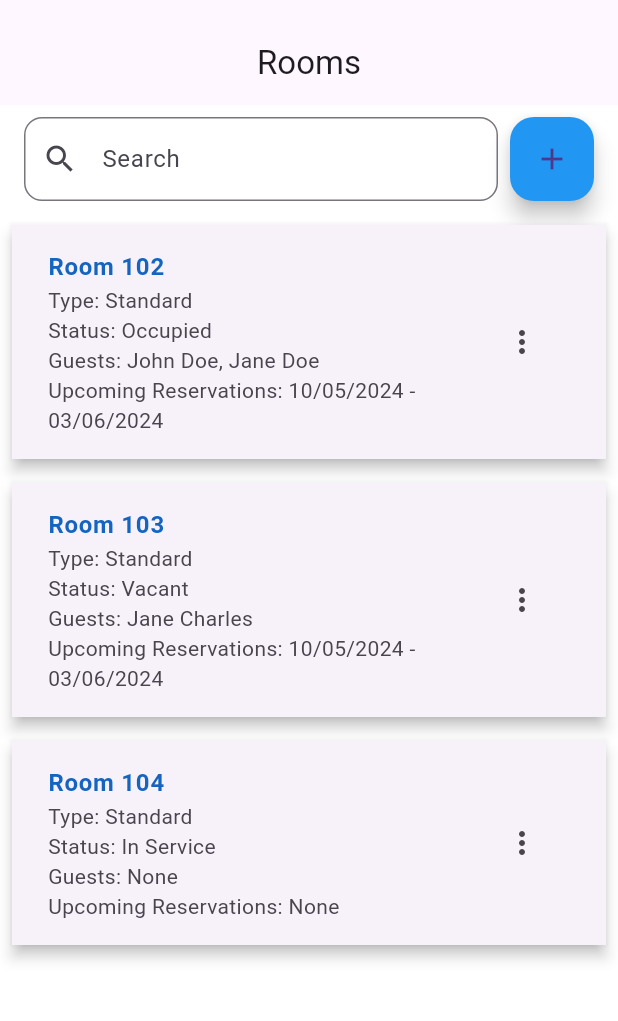
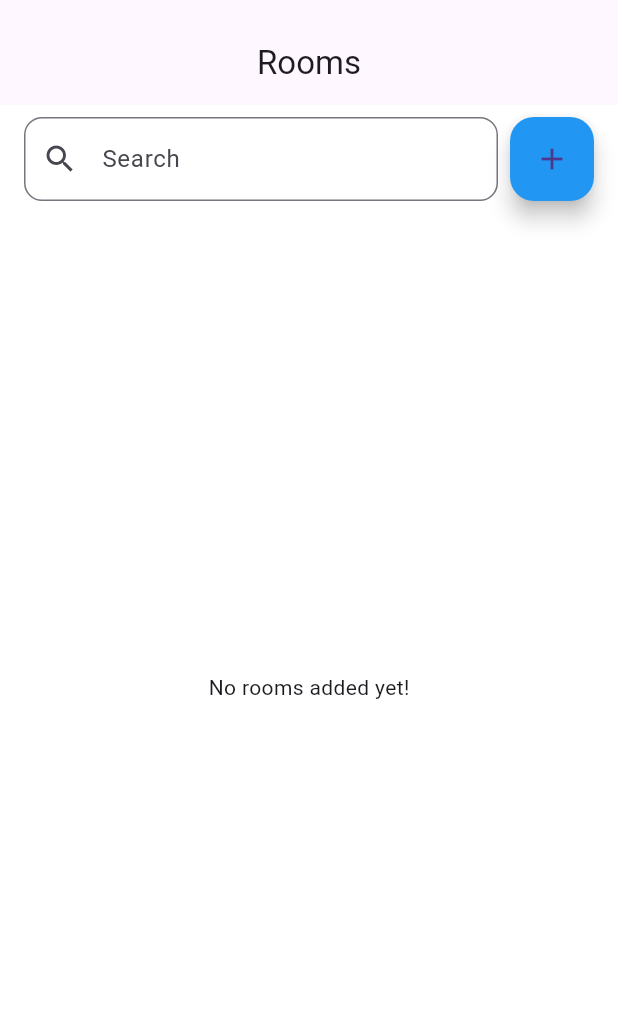
Before and after one commit to upc-pre-20242-cc238-wx61-grupo1/inncontrol-frontend-mobile, a Flutter app: the screen it shows after launch, on a phone screen of 412 x 824 dp, the part 63-1084 px from its top. Run offline on Flutter 3.47's test engine with Material 3 defaults, Android fonts, the light colour scheme and no system bars.

Commit message:
feat: added room on Room View working

```diff
--- a/lib/main.dart
+++ b/lib/main.dart
@@ -11,6 +11,7 @@ class MyApp extends StatelessWidget {
   @override
   Widget build(BuildContext context) {
     return MaterialApp(
+      debugShowCheckedModeBanner: false,
       title: 'InnControl',
       theme: ThemeData(
         primarySwatch: Colors.blue,
--- a/lib/views/rooms/rooms_list_screen.dart
+++ b/lib/views/rooms/rooms_list_screen.dart
@@ -3,30 +3,32 @@ import '../../components/room_card.dart';  // Import the room card widget
 import '../../components/room_form.dart'; // Import the room form widgets
 import '../../models/room.dart';  // Import the room model
 
-class RoomListScreen extends StatelessWidget {
-  final List<Room> rooms = [
-    Room(
-      number: '102',
-      type: 'Standard',
-      status: 'Occupied',
-      guests: 'John Doe, Jane Doe',
-      upcomingReservations: '10/05/2024 - 03/06/2024',
-    ),
-    Room(
-      number: '103',
-      type: 'Standard',
-      status: 'Vacant',
-      guests: 'Jane Charles',
-      upcomingReservations: '10/05/2024 - 03/06/2024',
-    ),
-    Room(
-      number: '104',
-      type: 'Standard',
-      status: 'In Service',
-      guests: 'None',
-      upcomingReservations: 'None',
-    ),
-  ];
+class RoomListScreen extends StatefulWidget {
+  const RoomListScreen({super.key});
+
+  @override
+  RoomListScreenState createState() => RoomListScreenState();
+}
+
+class RoomListScreenState extends State<RoomListScreen> {
+  final List<Room> rooms = [];
+
+  // Function to add a new room to the list
+  void _addRoom(Room room) {
+    setState(() {
+      rooms.add(room); // Add the new room to the list
+    });
+  }
+
+  // Function to update a room in the list
+  void _updateRoom(Room updatedRoom) {
+    setState(() {
+      final index = rooms.indexWhere((room) => room.number == updatedRoom.number);
+      if (index != -1) {
+        rooms[index] = updatedRoom;  // Update the room in the list
+      }
+    });
+  }
 
   @override
   Widget build(BuildContext context) {
@@ -34,12 +36,6 @@ class RoomListScreen extends StatelessWidget {
       appBar: AppBar(
         title: const Text('Rooms'),
         centerTitle: true,
-        // leading: IconButton(
-        //   icon: const Icon(Icons.menu),
-        //   onPressed: () {
-        //     Scaffold.of(context).openDrawer();  // This opens the drawer
-        //   },
-        // ),
       ),
       body: Padding(
         padding: const EdgeInsets.all(8.0),
@@ -52,7 +48,7 @@ class RoomListScreen extends StatelessWidget {
                   Expanded(
                     child: TextField(
                       decoration: InputDecoration(
-                        prefixIcon: Icon(Icons.search),
+                        prefixIcon: const Icon(Icons.search),
                         hintText: 'Search',
                         border: OutlineInputBorder(
                           borderRadius: BorderRadius.circular(12.0),
@@ -62,28 +58,38 @@ class RoomListScreen extends StatelessWidget {
                   ),
                   const SizedBox(width: 8),
                   FloatingActionButton(
-                    onPressed: () {
-                      // Open the dialog for adding a new room
-                      showDialog(
+                    onPressed: () async {
+                      // Open the dialog for adding a new room and get the result
+                      final Room? newRoom = await showDialog(
                         context: context,
-                        builder: (context) => AddRoomDialog(),
+                        builder: (context) => const RoomFormDialog(),
                       );
+
+                      // If a new room was returned, add it to the list
+                      if (newRoom != null) {
+                        _addRoom(newRoom);
+                      }
                     },
+                    backgroundColor: Colors.blue,
                     child: const Icon(Icons.add),
-                    backgroundColor: Colors.blue,
                   ),
                 ],
               ),
             ),
             const SizedBox(height: 8),
             Expanded(
-              child: ListView.builder(
-                itemCount: rooms.length,
-                itemBuilder: (context, index) {
-                  final room = rooms[index];
-                  return RoomCard(room: room);  // Use the room card component
-                },
-              ),
+              child: rooms.isEmpty
+                  ? const Center(child: Text('No rooms added yet!'))
+                  : ListView.builder(
+                      itemCount: rooms.length,
+                      itemBuilder: (context, index) {
+                        final room = rooms[index];
+                        return RoomCard(
+                            room: room,
+                            onRoomUpdated: _updateRoom
+                        );
+                      },
+                    ),
             ),
           ],
         ),
```
Also changed, not shown: lib/components/room_card.dart (+12 -5 lines), lib/components/room_form.dart (+88 -204 lines), lib/components/room_task_dialog.dart (+14 -12 lines).
